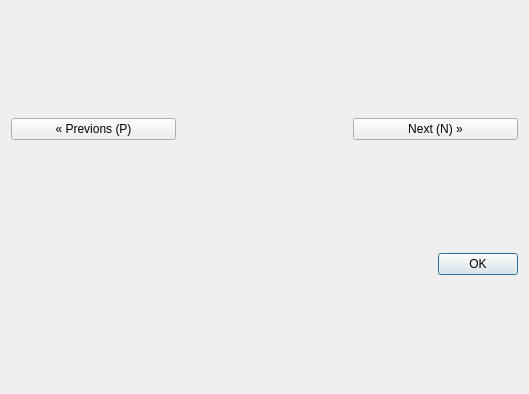
The window that gui/platesviewer.ui (RobotsWar/Plater) describes before a commit, drawn with Qt 5.
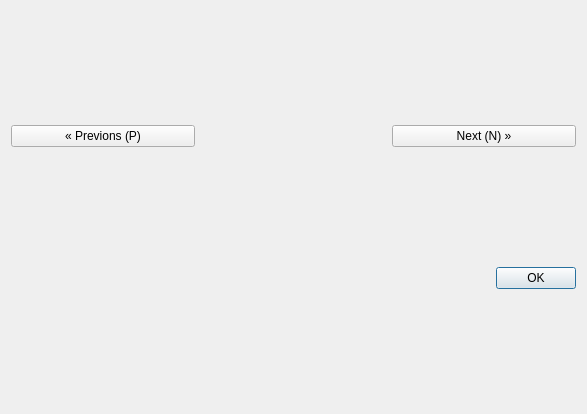
The same window after the commit.

Commit message: Enhancing 3D interface

```diff
--- a/gui/platesviewer.ui
+++ b/gui/platesviewer.ui
@@ -6,8 +6,8 @@
    <rect>
     <x>0</x>
     <y>0</y>
-    <width>529</width>
-    <height>394</height>
+    <width>587</width>
+    <height>414</height>
    </rect>
   </property>
   <property name="windowTitle">
```
The commit also changes 2 other files.
